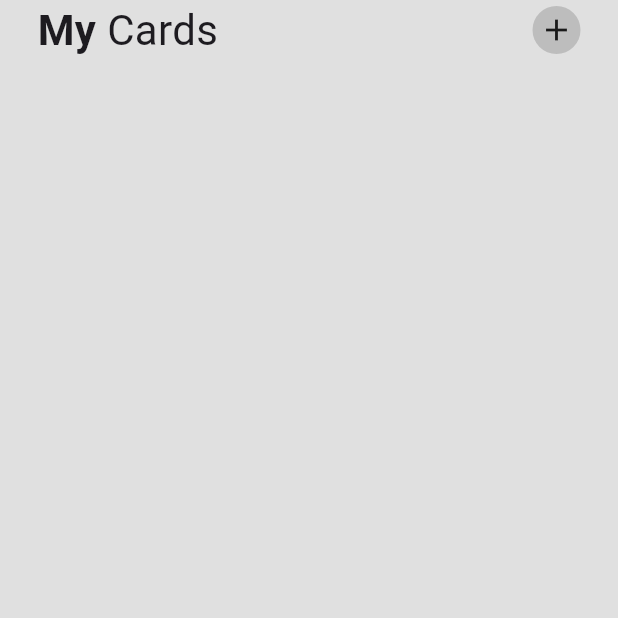
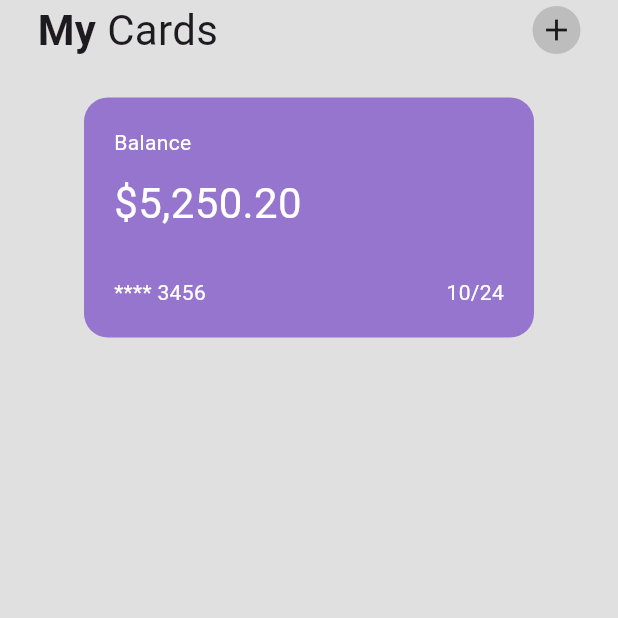
Before and after one commit to OrewaKimi/Flutter-Wallet-App-UI, a Flutter app: the screen it shows after launch, on a phone screen of 412 x 824 dp, the top half of it. Run offline on Flutter 3.47's test engine with Material 3 defaults, Android fonts, the phone set to English and light mode, and no system bars.

Commit message:
add cards

```diff
--- a/lib/pages/home_page.dart
+++ b/lib/pages/home_page.dart
@@ -44,7 +44,50 @@ class HomePage extends StatelessWidget {
           ),
           SizedBox(height: 25),
           // cards
-
+          Container(
+            width: 300,
+            padding: EdgeInsets.all(20),
+            decoration: BoxDecoration(
+              color: Colors.deepPurple[300],
+              borderRadius: BorderRadius.circular(16),
+            ),
+            child: Column(
+              crossAxisAlignment: CrossAxisAlignment.start,
+              children: [
+                Text(
+                  'Balance',
+                  style: TextStyle(
+                    color: Colors.white,
+                    ),
+                  ),
+                  SizedBox(height: 10,
+                  ),
+                Text(
+                  '\$5,250.20',
+                  style: TextStyle(color: Colors.white,
+                  fontSize: 28,
+                    ),
+                  ),
+                  SizedBox(height: 30,
+                  ),
+                Row(
+                  mainAxisAlignment: MainAxisAlignment.spaceBetween,
+                  children: [
+                    // card number
+                    Text('**** 3456',
+                     style: TextStyle(color: Colors.white,
+                     ),
+                    ),
+                    // card expiration date
+                    Text('10/24',
+                    style: TextStyle(color: Colors.white,
+                     ),
+                    ),
+                  ],
+                )
+              ],
+            ),
+          ),
           // 3 buttons -> send + pay + bills
           // column -> stats + transactions
         ],
```
